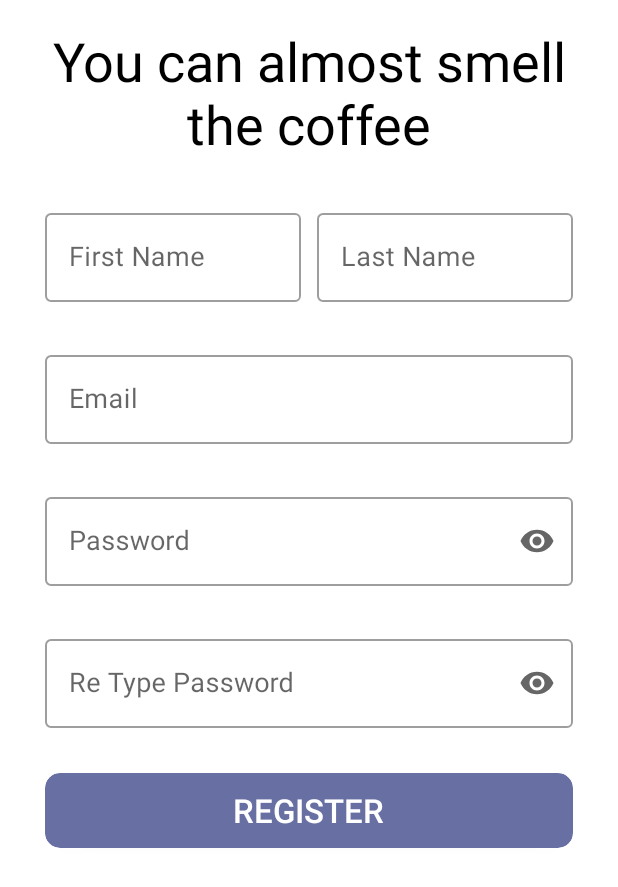
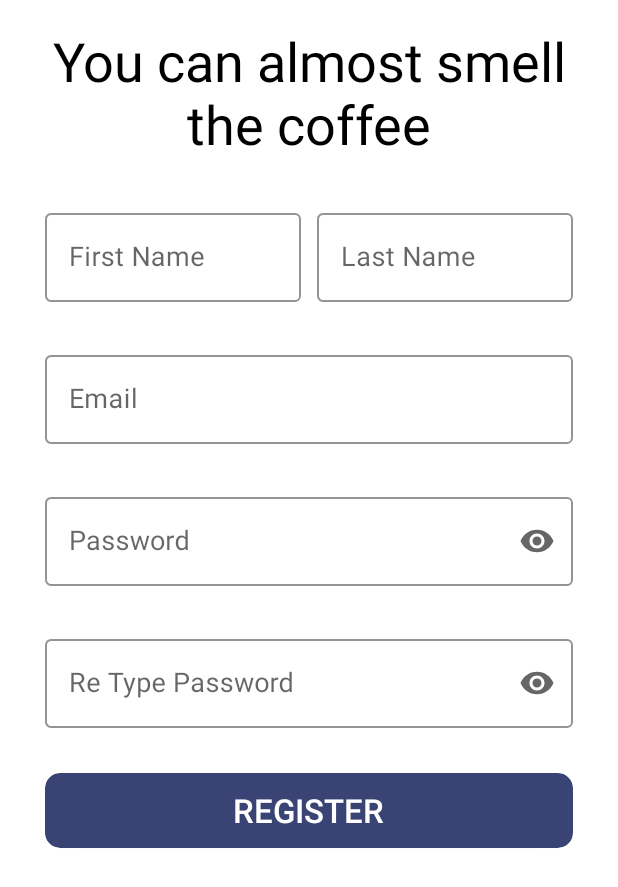
Before and after one commit to mosheshim/Jera-Android-Application, an Android app: the RegisterFragment screen opened through its navigation route, on a phone screen of 412 x 824 dp. Shown: the top 887 px of the screen. Run offline under Robolectric (Android 15) with nearby library versions, the phone set to English and light mode, and no system bars; our stand-ins replace Firebase (no records; nobody signed in at launch, a user with empty details on screens opened directly), Picasso, navigation-ui.

Commit message:
More UI Updates

```diff
--- a/app/build.gradle
+++ b/app/build.gradle
@@ -15,7 +15,7 @@ android {
 
     defaultConfig {
         applicationId "mosh.com.jera_v1"
-        minSdk 23
+        minSdk 26
         targetSdk 31
         versionCode 1
         versionName "1.0"
--- a/app/src/main/java/mosh/com/jera_v1/ui/forms/LoginViewModel.kt
+++ b/app/src/main/java/mosh/com/jera_v1/ui/forms/LoginViewModel.kt
@@ -23,8 +23,10 @@ class LoginViewModel() : BaseViewModel() {
         val password = passwordEditable.toString()
         if (validateEmail(emailEditable) == null && password.isNotEmpty())
             authRepo.logIn(email, password) {
-                if (it.isNullOrEmpty())showToast(R.string.login_successfully_message)
-                    onResult(it.isNullOrEmpty()) }
+                if (it.isNullOrEmpty()) showToast(R.string.login_successfully_message)
+                else showToast(it)
+                onResult(it.isNullOrEmpty())
+            }
         else {
             onResult(false)
             showToast(R.string.empty_field_message)
--- a/app/src/main/res/layout/fragment_register.xml
+++ b/app/src/main/res/layout/fragment_register.xml
@@ -5,8 +5,6 @@
     android:layout_width="match_parent"
     android:layout_height="match_parent"
     android:orientation="vertical"
-    android:paddingStart="30dp"
-    android:paddingEnd="30dp"
     tools:context=".ui.forms.RegisterFragment">
 
     <ScrollView
@@ -20,7 +18,9 @@
         <LinearLayout
             android:layout_width="match_parent"
             android:layout_height="wrap_content"
-            android:orientation="vertical">
+            android:orientation="vertical"
+            android:paddingStart="30dp"
+            android:paddingEnd="30dp">
 
 
             <TextView
@@ -28,8 +28,10 @@
                 android:layout_width="match_parent"
                 android:layout_height="wrap_content"
                 android:layout_marginTop="16dp"
+                android:maxLines="2"
                 android:text="@string/you_can_almost_smell_the_coffee"
                 android:textAlignment="center"
+                android:autoSizeTextType="uniform"
                 android:textColor="@color/black"
                 android:textSize="36sp" />
 
@@ -50,7 +52,9 @@
                     android:hint="@string/first_name"
                     app:endIconDrawable="@drawable/ic_baseline_check_circle_24"
                     app:endIconMode="custom"
-                    app:endIconTint="#37E63D">
+                    app:endIconTint="#37E63D"
+                    app:boxStrokeColor="@color/colorSecondary"
+                    app:hintTextColor="@color/colorSecondaryVariant">
 
                     <com.google.android.material.textfield.TextInputEditText
                         android:id="@+id/input_fname"
@@ -71,7 +75,9 @@
                     android:hint="@string/last_name"
                     app:endIconDrawable="@drawable/ic_baseline_check_circle_24"
                     app:endIconMode="custom"
-                    app:endIconTint="#37E63D">
+                    app:endIconTint="#37E63D"
+                    app:boxStrokeColor="@color/colorSecondary"
+                    app:hintTextColor="@color/colorSecondaryVariant">
 
                     <com.google.android.material.textfield.TextInputEditText
                         android:id="@+id/input_lname"
@@ -92,7 +98,9 @@
                 android:hint="@string/email"
                 app:endIconDrawable="@drawable/ic_baseline_check_circle_24"
                 app:endIconMode="custom"
-                app:endIconTint="#37E63D">
+                app:endIconTint="#37E63D"
+                app:boxStrokeColor="@color/colorSecondary"
+                app:hintTextColor="@color/colorSecondaryVariant">
 
                 <com.google.android.material.textfield.TextInputEditText
                     android:id="@+id/input_register_email"
@@ -111,7 +119,9 @@
                 android:layout_height="wrap_content"
                 android:layout_marginBottom="30dp"
                 android:hint="@string/password"
-                app:endIconMode="password_toggle">
+                app:endIconMode="password_toggle"
+                app:boxStrokeColor="@color/colorSecondary"
+                app:hintTextColor="@color/colorSecondaryVariant">
 
                 <com.google.android.material.textfield.TextInputEditText
                     android:id="@+id/input_register_password_1"
@@ -129,7 +139,9 @@
                 android:layout_height="wrap_content"
                 android:layout_marginBottom="30dp"
                 android:hint="@string/re_type_password"
-                app:endIconMode="password_toggle">
+                app:endIconMode="password_toggle"
+                app:boxStrokeColor="@color/colorSecondary"
+                app:hintTextColor="@color/colorSecondaryVariant">
 
                 <com.google.android.material.textfield.TextInputEditText
                     android:id="@+id/input_register_password_2"
--- a/app/src/main/res/layout/layout_self_pickup_fields.xml
+++ b/app/src/main/res/layout/layout_self_pickup_fields.xml
@@ -32,6 +32,7 @@
             android:layout_width="0dp"
             android:layout_height="wrap_content"
             android:layout_marginStart="16dp"
+            app:boxStrokeColor="@color/colorSecondary"
             app:layout_constraintBottom_toBottomOf="parent"
             app:layout_constraintEnd_toEndOf="parent"
             app:layout_constraintStart_toEndOf="@+id/text_location_label"
@@ -41,8 +42,8 @@
                 android:id="@+id/spinner_pickup_location"
                 android:layout_width="match_parent"
                 android:layout_height="match_parent"
+                android:inputType="none"
                 android:labelFor="@+id/spinner_pickup_location_layout"
-                android:inputType="none"
                 android:maxLines="1"
                 android:text="@string/choose" />
 
--- a/app/src/main/res/layout/layout_toolbar_cart_icon.xml
+++ b/app/src/main/res/layout/layout_toolbar_cart_icon.xml
@@ -24,6 +24,7 @@
         android:layout_marginEnd="-4dp"
         android:background="@drawable/badge_background"
         android:gravity="center"
+        android:paddingBottom="2dp"
         android:text="0"
         android:textColor="@android:color/white"
         android:textSize="12sp" />
--- a/app/src/main/res/values/colors.xml
+++ b/app/src/main/res/values/colors.xml
@@ -7,8 +7,8 @@
     <color name="teal_700">#FF018786</color>
     <color name="black">#FF000000</color>
     <color name="white">#FFFFFFFF</color>
-    <color name="colorSecondary">#676fa3</color>
-    <color name="colorSecondaryVariant">#394474</color>
+    <color name="colorSecondary">#394474</color>
+    <color name="colorSecondaryVariant">#676fa3</color>
     <color name="colorPrimary">#ff5959</color>
     <color name="colorPrimaryVariant">#c61e30</color>
     <color name="colorOnPrimary">#000000</color>
```
Also changed, not shown: app/src/main/res/layout/coffee_item.xml (+22 -20 lines), app/src/main/res/layout/fragment_checkout.xml (+7 -5 lines), app/src/main/res/layout/fragment_coffee_item_screen.xml (+5 -2 lines), app/src/main/res/layout/fragment_login.xml (+7 -3 lines), app/src/main/res/layout/fragment_tea_item_screen.xml (+9 -2 lines), app/src/main/res/layout/layout_add_to_cart_buttons.xml (renamed from app/src/main/res/layout/item_buttons_row.xml, +6 -4 lines), app/src/main/res/layout/layout_addresses_options.xml (+21 -7 lines), app/src/main/res/layout/tea_item.xml (+46 -24 lines).
